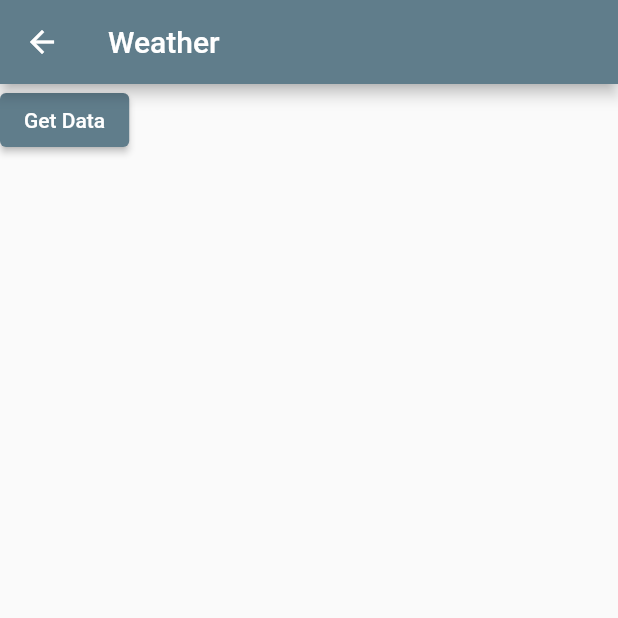
After one commit to ClaudioSviluppo/global_fitness, a Flutter app: the WeatherScreen screen opened directly, after a tap on "Get Data", on a phone screen of 412 x 824 dp, the top half of it. The commit adds this screen. Run offline on Flutter 3.47's test engine with Material 2 defaults, Android fonts, the phone set to English and light mode, and no system bars; network calls fail.

Commit message:
Works with raw response

```diff
--- /dev/null
+++ b/lib/data/http_helper.dart
@@ -0,0 +1,32 @@
+import 'package:http/http.dart' as http;
+import 'dart:convert';
+import 'dart:developer' as developer;
+
+//rimport 'weather.dart';
+
+class HttpHelper {
+  //api.openweathermap.org/data/2.5/weather?q=London,uk&APPID=104d76c13f3a9fbe55f8bf18ec002a29
+  final String authority = 'api.openweathermap.org';
+  final String path = 'data/2.5/weather';
+  final String apiKey = '104d76c13f3a9fbe55f8bf18ec002a29';
+
+//This return the future because all calls made with HTTP are asynchronous
+//Questo future ritorna String
+/*
+In dart e in Flutter Future class to perform asynchronous tasks.
+Async prima di una funzione ritorna sempre una Promise o Future in dart
+await funziona solo nelle funzioni async  e attende fino a quando la promise
+risolve e ritorna risultato
+*/
+  Future<String> getWeather(String location) async {
+    developer.log('oooo', name: 'QQQQQQ');
+    Map<String, dynamic> parameters = {'q': location, 'appId': apiKey};
+    Uri uri = Uri.https(authority, path, parameters);
+    http.Response result = await http.get(uri);
+    Map<String, dynamic> data = json.decode(result.body);
+    developer.log(result.body, name: 'Data response');
+
+    //  Weather weather = Weather.fromJson(data);
+    return result.body;
+  }
+}
--- /dev/null
+++ b/lib/data/weather.dart
@@ -0,0 +1,29 @@
+class Weather {
+  String name = '';
+  String description = '';
+  double temperature = 0;
+  double perceived = 0;
+  int pressure = 0;
+  int humidity = 0;
+
+  Weather(this.name, this.description, this.temperature, this.perceived,
+      this.pressure, this.humidity);
+
+  Weather.fromJson(Map<String, dynamic> weatherMap) {
+    name = weatherMap['name'];
+
+    /*Per ottenere i gradi Farhenheith  dai Kelvin
+         devo moltiplicare il valore per 9/5 e sottrarre  459.67
+        */
+    //  this.temperature = (weatherMap['main']['temp'] * (9/5) -459.67) ?? 0;
+
+    /*Per ottenere i gradi Celsius dai Kelvin
+         devo sottrarre 273.15
+        */
+    temperature = (weatherMap['main']['temp'] * (9 / 5) - 459.67) ?? 0;
+    perceived = (weatherMap['main']['feel_like'] * (9 / 5) - 459.67) ?? 0;
+    pressure = weatherMap['main']['perceived'] ?? 0;
+    humidity = weatherMap['main']['humidity'] ?? 0;
+    description = weatherMap['weather'][0]['main'] ?? '';
+  }
+}
--- /dev/null
+++ b/lib/screens/weather_screen.dart
@@ -0,0 +1,38 @@
+import 'dart:io';
+
+import 'package:flutter/material.dart';
+import '../data/http_helper.dart';
+import 'dart:developer' as developer;
+
+class WeatherScreen extends StatefulWidget {
+  const WeatherScreen({Key? key}) : super(key: key);
+
+  @override
+  State<StatefulWidget> createState() => _WeatherScreenState();
+}
+
+class _WeatherScreenState extends State<WeatherScreen> {
+  String result = '';
+  @override
+  Widget build(BuildContext context) {
+    return Scaffold(
+        appBar: AppBar(title: const Text('Weather')),
+        body: Column(
+          children: [
+            ElevatedButton(
+              onPressed: getData,
+              child: const Text('Get Data'),
+            ),
+            Text(result),
+          ],
+        ));
+  }
+
+  Future getData() async {
+    print('****************************');
+    developer.log('getData', name: 'QQQQQQ');
+    HttpHelper helper = HttpHelper();
+    result = await helper.getWeather('London');
+    setState(() {});
+  }
+}
--- a/lib/shared/menu_drawer.dart
+++ b/lib/shared/menu_drawer.dart
@@ -1,4 +1,5 @@
 import 'package:flutter/material.dart';
+import 'package:global_fitness/screens/weather_screen.dart';
 import '../screens/bmi_screen.dart';
 import '../screens/intro_screen.dart';
 
@@ -41,6 +42,9 @@ class MenuDrawer extends StatelessWidget {
               case 'BMI Calculator':
                 screen = const BmiScreen();
                 break;
+              case 'Weather':
+                screen = const WeatherScreen();
+                break;
             }
             Navigator.of(context)
                 .pop(); //Remove the drawer from the stack (chiude il drawer)
--- a/pubspec.yaml
+++ b/pubspec.yaml
@@ -31,7 +31,8 @@ environment:
 dependencies:
   flutter:
     sdk: flutter
-
+  http: ^0.13.5
+  logging: ^1.1.0
 
   # The following adds the Cupertino Icons font to your application.
   # Use with the CupertinoIcons class for iOS style icons.
```
Also changed, not shown: OpenWeatherApi.txt (added, +37 -0 lines), lib/data/responseJsonExample.json (added, +43 -0 lines), pubspec.lock.
